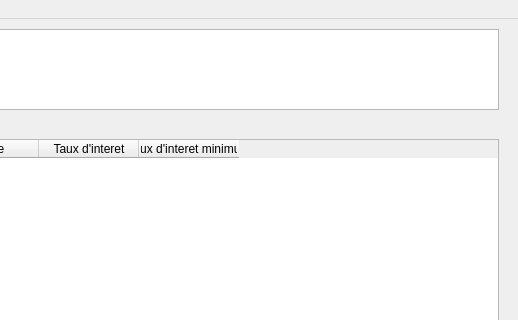
Above: ClientGUI/clientgui.ui from matlegdal/banque-app before the change; both pictures show x 282 to 800 and y 0 to 320 of the 800 by 600 pixel window. Below: the same form after it.
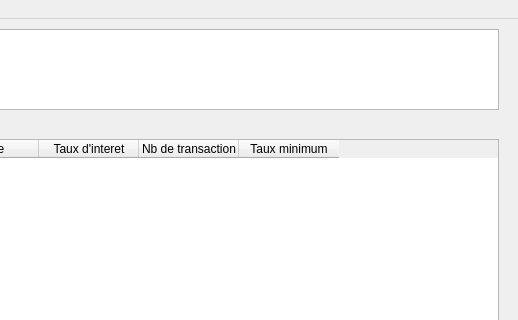
That is the form after the change.

The edit to the form file:
```diff
--- a/ClientGUI/clientgui.ui
+++ b/ClientGUI/clientgui.ui
@@ -48,7 +48,12 @@
     </column>
     <column>
      <property name="text">
-      <string>Taux d'interet minimum</string>
+      <string>Nb de transaction</string>
+     </property>
+    </column>
+    <column>
+     <property name="text">
+      <string>Taux minimum</string>
      </property>
     </column>
    </widget>
```
